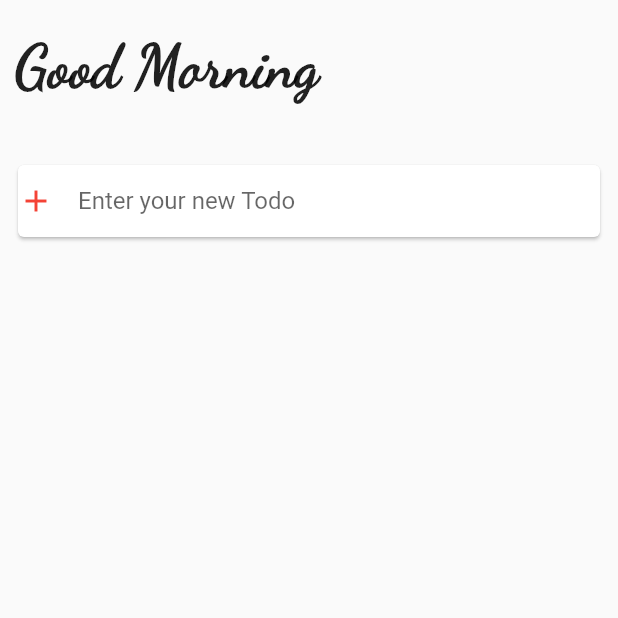
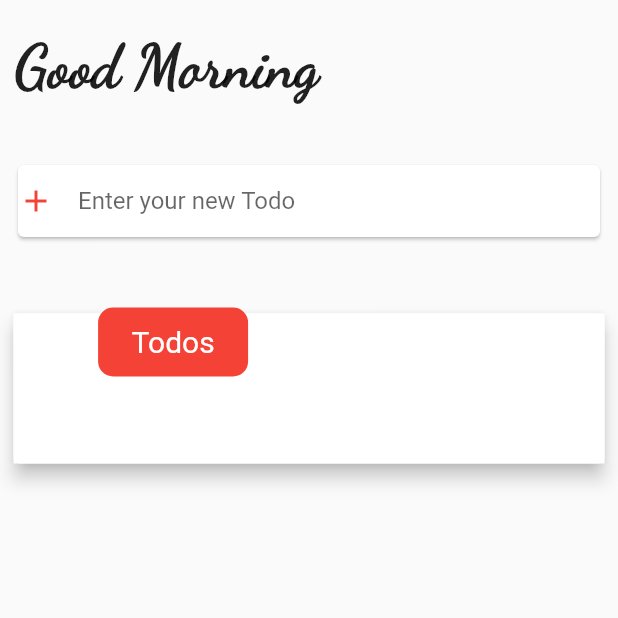
Before and after one commit to parshantdhall/Flutter-simple-todoApp, a Flutter app: the screen it shows after launch, on a phone screen of 412 x 824 dp, the top half of it. Run offline on Flutter 3.47's test engine with Material 2 defaults, Android fonts, the phone set to English and light mode, and no system bars.

Commit message:
Added the new todo card

```diff
--- a/lib/main.dart
+++ b/lib/main.dart
@@ -3,6 +3,7 @@ import 'package:flutter/material.dart';
 // Widgets
 import './widgets/new_todo.dart';
 import './widgets/grettings.dart';
+import './widgets/new_todo_list.dart';
 
 void main() => runApp(MyApp());
 
@@ -29,12 +30,14 @@ class MyHomePage extends StatelessWidget {
     return Scaffold(
       // backgroundColor: Colors.green,
       body: SafeArea(
-        child: Column(
-          children: <Widget>[
-            // Top Heading
-            Grettings(),
-            NewTodo(),
-          ],
+        child: SingleChildScrollView(
+          child: Column(
+            children: <Widget>[
+              Grettings(),
+              NewTodo(),
+              NewTodoList(),
+            ],
+          ),
         ),
       ),
     );
--- a/lib/widgets/grettings.dart
+++ b/lib/widgets/grettings.dart
@@ -7,13 +7,12 @@ class Grettings extends StatefulWidget {
 
 class _GrettingsState extends State<Grettings> {
   String time;
-  int currentTime;
+  int currentTime = DateTime.now().hour;
 
   String getTimeGrettings() {
-    var tm = DateTime.now().hour;
-    if (tm < 12) {
+    if (currentTime < 12) {
       return 'Good Morning';
-    } else if (tm > 12 && tm < 5) {
+    } else if (currentTime > 12 && currentTime < 5) {
       return 'Good Afternoon';
     } else {
       return 'Good Evening';
@@ -24,18 +23,16 @@ class _GrettingsState extends State<Grettings> {
   void initState() {
     super.initState();
     time = getTimeGrettings();
-    currentTime = DateTime.now().hour;
   }
 
   @override
   Widget build(BuildContext context) {
     if (DateTime.now().hour != currentTime) {
       setState(() {
+        currentTime = DateTime.now().hour;
         time = getTimeGrettings();
-        currentTime = DateTime.now().hour;
       });
     }
-    print('State is set automatically');
     return Container(
       // decoration: BoxDecoration(
       //   border: Border.all(width: 1, color: Colors.black),
--- a/lib/widgets/new_todo.dart
+++ b/lib/widgets/new_todo.dart
@@ -12,6 +12,9 @@ class _NewTodoState extends State<NewTodo> {
     return Container(
         margin: EdgeInsets.symmetric(vertical: 10),
         padding: EdgeInsets.all(8),
+        child: Container(
+          padding: EdgeInsets.only(
+              bottom: MediaQuery.of(context).viewInsets.bottom + 10),
           child: Card(
             child: TextField(
               controller: _inputField,
@@ -23,6 +26,8 @@ class _NewTodoState extends State<NewTodo> {
                 ),
                 border: InputBorder.none,
               ),
+              onSubmitted: null,
+            ),
           ),
         ));
   }
--- a/lib/widgets/new_todo_list.dart
+++ b/lib/widgets/new_todo_list.dart
@@ -0,0 +1,50 @@
+import 'package:flutter/material.dart';
+
+class NewTodoList extends StatefulWidget {
+  @override
+  _NewTodoListState createState() => _NewTodoListState();
+}
+
+class _NewTodoListState extends State<NewTodoList> {
+  @override
+  Widget build(BuildContext context) {
+    return Container(
+      width: double.infinity,
+      margin: EdgeInsets.all(5),
+      padding: EdgeInsets.symmetric(vertical: 10.0),
+      // decoration:
+      //     BoxDecoration(border: Border.all(width: 2, color: Colors.black)),
+      child: Stack(
+        children: <Widget>[
+          Card(
+            elevation: 5,
+            child: Container(
+              height: 100,
+              width: double.infinity,
+              color: Colors.white,
+            ),
+          ),
+          Align(
+            alignment: Alignment(-.6, -.1),
+            child: Container(
+              width: 100,
+              height: 46,
+              alignment: Alignment.center,
+              decoration: BoxDecoration(
+                color: Colors.red,
+                borderRadius: BorderRadius.all(Radius.circular(10.0)),
+              ),
+              child: Text(
+                "Todos",
+                style: TextStyle(
+                  fontSize: 20,
+                  color: Colors.white,
+                ),
+              ),
+            ),
+          )
+        ],
+      ),
+    );
+  }
+}
```
Lines whose indentation alone changed are shown as unchanged.
